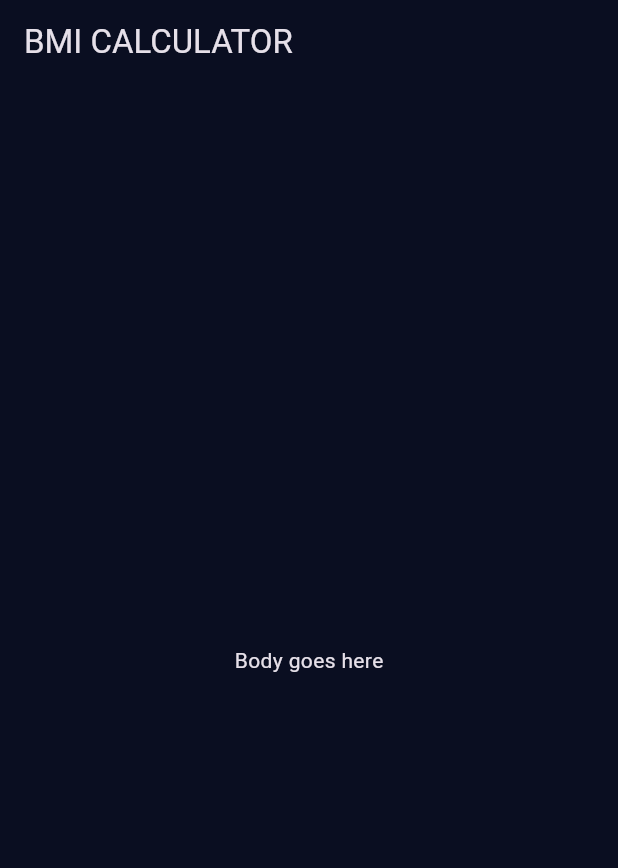
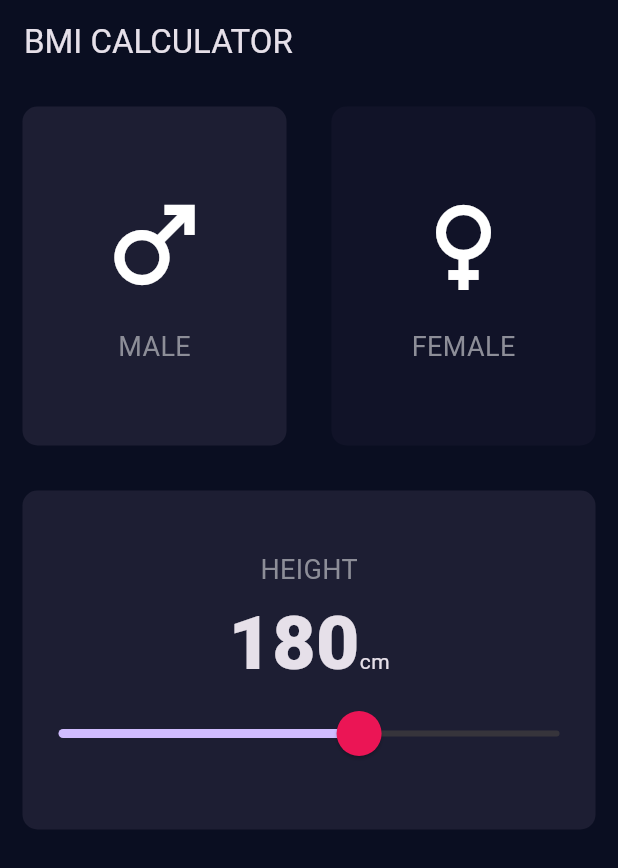
Before and after one commit to thaisangdang/flutter_bmi_calculator, a Flutter app: the screen it shows after launch, on a phone screen of 412 x 824 dp. Shown: the top 868 px of the screen. Run offline on Flutter 3.47's test engine with Material 3 defaults, Android fonts, the phone set to English and light mode, and no system bars.

Commit message:
Implement gender selection and height slider

```diff
--- a/lib/screens/input_page.dart
+++ b/lib/screens/input_page.dart
@@ -1,4 +1,10 @@
 import 'package:flutter/material.dart';
+import 'package:bmi_calculator/components/icon_content.dart';
+import 'package:bmi_calculator/components/reusable_card.dart.dart';
+
+// CONSTANTS for Colors
+const kActiveCardColor = Color(0xFF1D1E33);
+const kInactiveCardColor = Color(0xFF111328);
 
 class InputPage extends StatefulWidget {
   const InputPage({super.key});
@@ -8,11 +14,110 @@ class InputPage extends StatefulWidget {
 }
 
 class _InputPageState extends State<InputPage> {
+  // STATE VARIABLES
+  bool isMale = true; // Tracks selected gender
+  int height = 180;
+
   @override
   Widget build(BuildContext context) {
     return Scaffold(
       appBar: AppBar(title: const Text('BMI CALCULATOR')),
-      body: const Center(child: Text('Body goes here')),
+      body: Column(
+        crossAxisAlignment: CrossAxisAlignment.stretch,
+        children: [
+          // --- ROW 1: GENDER SELECTION ---
+          Expanded(
+            child: Row(
+              children: [
+                Expanded(
+                  child: ReusableCard(
+                    // TERNARY OPERATOR: If male is selected, use active color
+                    color: isMale ? kActiveCardColor : kInactiveCardColor,
+                    cardChild: const IconContent(
+                      icon: Icons.male,
+                      label: 'MALE',
+                    ),
+                    onPress: () => setState(() => isMale = true),
+                  ),
+                ),
+                Expanded(
+                  child: ReusableCard(
+                    color: !isMale ? kActiveCardColor : kInactiveCardColor,
+                    cardChild: const IconContent(
+                      icon: Icons.female,
+                      label: 'FEMALE',
+                    ),
+                    onPress: () => setState(() => isMale = false),
+                  ),
+                ),
+              ],
+            ),
+          ),
+
+          // --- ROW 2: HEIGHT SLIDER ---
+          Expanded(
+            child: ReusableCard(
+              color: kActiveCardColor,
+              cardChild: Column(
+                mainAxisAlignment: MainAxisAlignment.center,
+                children: [
+                  const Text(
+                    'HEIGHT',
+                    style: TextStyle(fontSize: 18, color: Color(0xFF8D8E98)),
+                  ),
+                  Row(
+                    mainAxisAlignment: MainAxisAlignment.center,
+                    crossAxisAlignment: CrossAxisAlignment.baseline,
+                    textBaseline: TextBaseline.alphabetic,
+                    children: [
+                      Text(
+                        height.toString(),
+                        style: const TextStyle(
+                          fontSize: 50,
+                          fontWeight: FontWeight.w900,
+                        ),
+                      ),
+                      const Text('cm'),
+                    ],
+                  ),
+                  // SLIDER WIDGET
+                  SliderTheme(
+                    data: SliderTheme.of(context).copyWith(
+                      thumbColor: const Color(0xFFEB1555), // Pink thumb
+                      overlayColor: const Color(
+                        0x29EB1555,
+                      ), // Translucent pink overlay
+                      thumbShape: const RoundSliderThumbShape(
+                        enabledThumbRadius: 15.0,
+                      ),
+                    ),
+                    child: Slider(
+                      value: height.toDouble(),
+                      min: 120.0,
+                      max: 220.0,
+                      onChanged: (double newValue) {
+                        setState(() {
+                          height = newValue.round();
+                        });
+                      },
+                    ),
+                  ),
+                ],
+              ),
+            ),
+          ),
+
+          // --- ROW 3: WEIGHT & AGE (Simplified for brevity) ---
+          Expanded(
+            child: Row(
+              children: [
+                Expanded(child: Container()),
+                Expanded(child: Container()),
+              ],
+            ),
+          ),
+        ],
+      ),
     );
   }
 }
```
